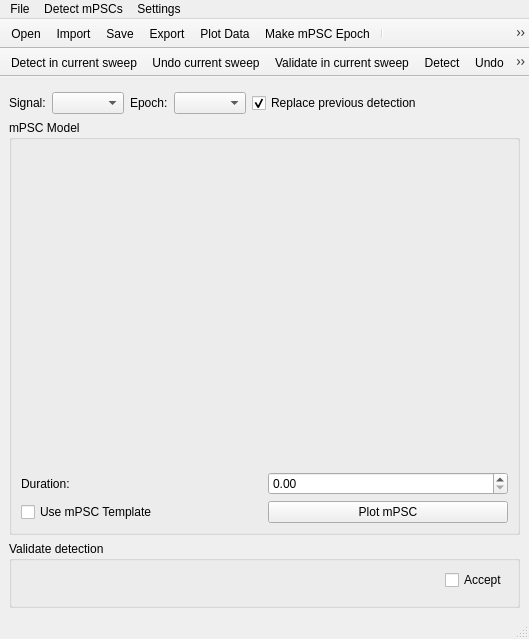
First picture: the form in ephys/mPSCDetectWindow.ui, repository ctigaret/scipyen, before the edit.
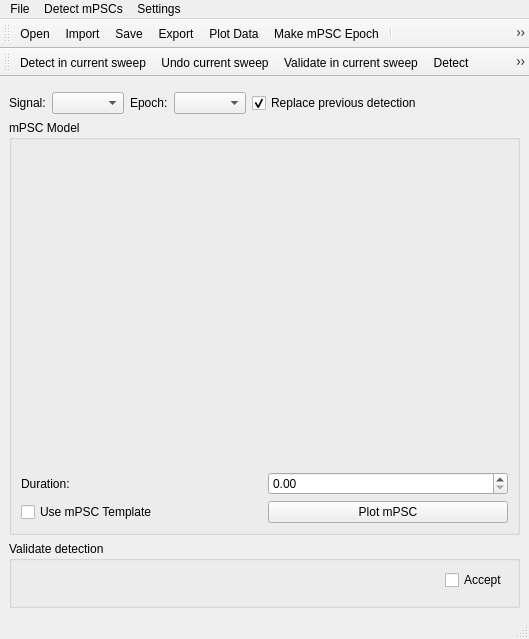
Second picture: the form after the edit. Icons and pictures are not drawn. Custom widgets are drawn as their Qt base class.

The edit to the form file:
```diff
--- a/ephys/mPSCDetectWindow.ui
+++ b/ephys/mPSCDetectWindow.ui
@@ -333,7 +333,7 @@
     <string>Main Toolbar</string>
    </property>
    <property name="movable">
-    <bool>false</bool>
+    <bool>true</bool>
    </property>
    <property name="floatable">
     <bool>false</bool>
@@ -366,7 +366,7 @@
     <string>Detection Toolbar</string>
    </property>
    <property name="movable">
-    <bool>false</bool>
+    <bool>true</bool>
    </property>
    <property name="floatable">
     <bool>false</bool>
```
Left out of the diff: 18 changed lines with no effect on the pictures.
